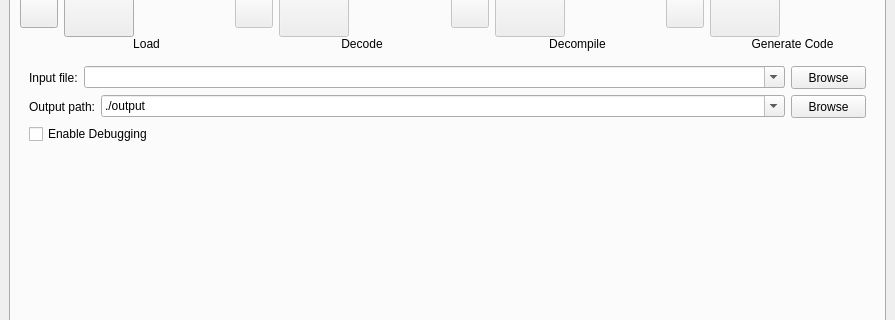
mewbak/boomerang, file boomerang/qtgui2/boomerang.ui: the form before one commit; both pictures show x 0 to 895 and y 96 to 416 of the 895 by 638 pixel window.
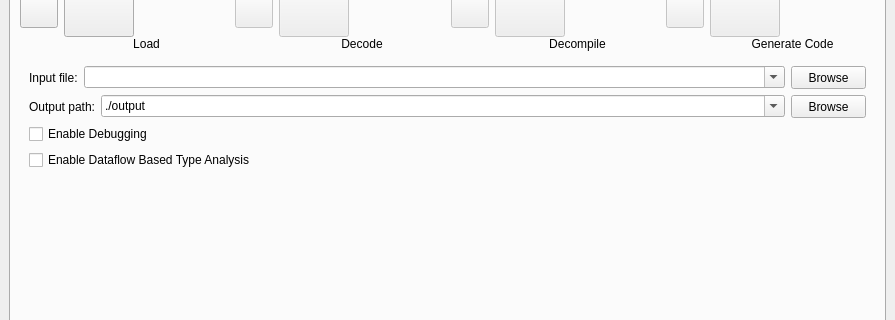
The form after the commit. The open tabs and pages were chosen to show the change. Icons and pictures are not drawn.

Commit message: Lib procs that never return should sometimes result in procedures that return nothing. Checkbox for dataflow based type analysis.

Patch:
```diff
--- a/boomerang/qtgui2/boomerang.ui
+++ b/boomerang/qtgui2/boomerang.ui
@@ -589,6 +589,13 @@
               </property>
              </widget>
             </item>
+            <item>
+             <widget class="QCheckBox" name="enableDFTAcheckBox" >
+              <property name="text" >
+               <string>Enable Dataflow Based Type Analysis</string>
+              </property>
+             </widget>
+            </item>
             <item>
              <spacer>
               <property name="orientation" >
```
Left out of the diff: 2 changed lines with no effect on the pictures. The commit also changes 15 other files.
